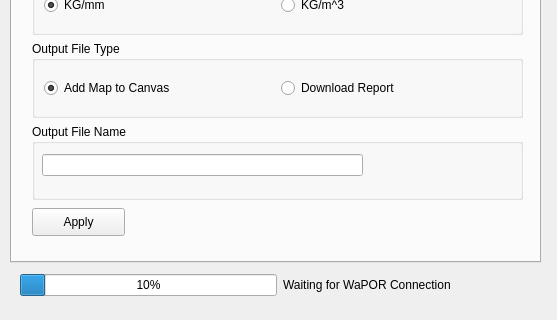
WAGIS/wap_plugin, file wap_plugin_dialog_base.ui: the form before one commit; both pictures show x 0 to 557 and y 268 to 588 of the 557 by 588 pixel window.
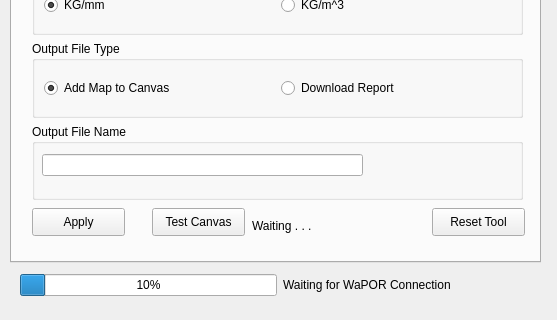
The form after the commit. The open tabs and pages were chosen to show the change.

Commit message:
Implemented first version of coordinates selector tool
- New tool class for cordinates selection
- Test buttons and labels for interacion
- Keeps previous tool in memory to turn back after the interaction
- Keep the main window on top to help the interaction
- Coordinates are detected when hovering and when pressing

What changed in the file:
```diff
--- a/wap_plugin_dialog_base.ui
+++ b/wap_plugin_dialog_base.ui
@@ -438,6 +438,45 @@
       </item>
      </layout>
     </widget>
+    <widget class="QPushButton" name="TestCanvasButton">
+     <property name="geometry">
+      <rect>
+       <x>140</x>
+       <y>440</y>
+       <width>93</width>
+       <height>28</height>
+      </rect>
+     </property>
+     <property name="text">
+      <string>Test Canvas</string>
+     </property>
+    </widget>
+    <widget class="QLabel" name="TestCanvasLabel">
+     <property name="geometry">
+      <rect>
+       <x>240</x>
+       <y>450</y>
+       <width>171</width>
+       <height>16</height>
+      </rect>
+     </property>
+     <property name="text">
+      <string>Waiting . . .</string>
+     </property>
+    </widget>
+    <widget class="QPushButton" name="resetToolButton">
+     <property name="geometry">
+      <rect>
+       <x>420</x>
+       <y>440</y>
+       <width>93</width>
+       <height>28</height>
+      </rect>
+     </property>
+     <property name="text">
+      <string>Reset Tool</string>
+     </property>
+    </widget>
    </widget>
    <widget class="QWidget" name="signinTab">
     <attribute name="title">
```
Left out of the diff: 2 changed lines with no effect on the pictures. The commit also changes 2 other files.
